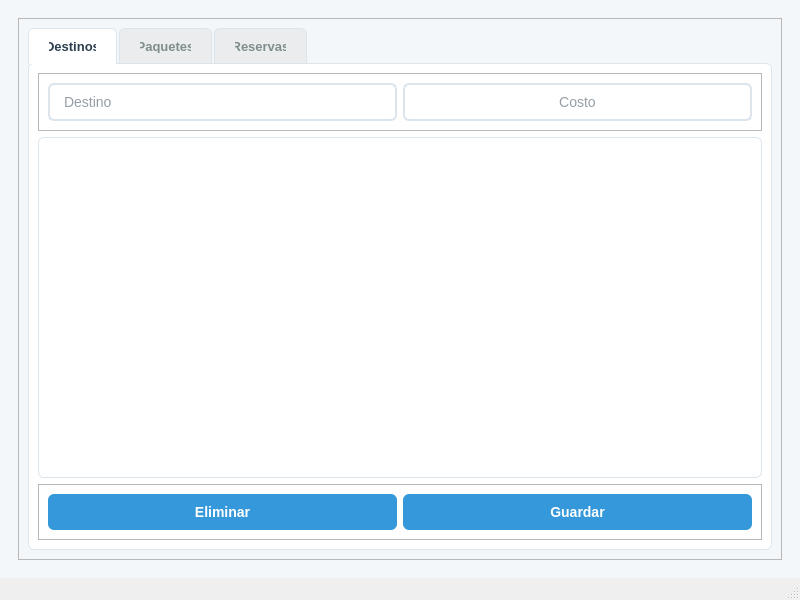
The window that main.ui (n1enkew/agencia-de-viajes) describes before a commit, drawn with Qt 5.
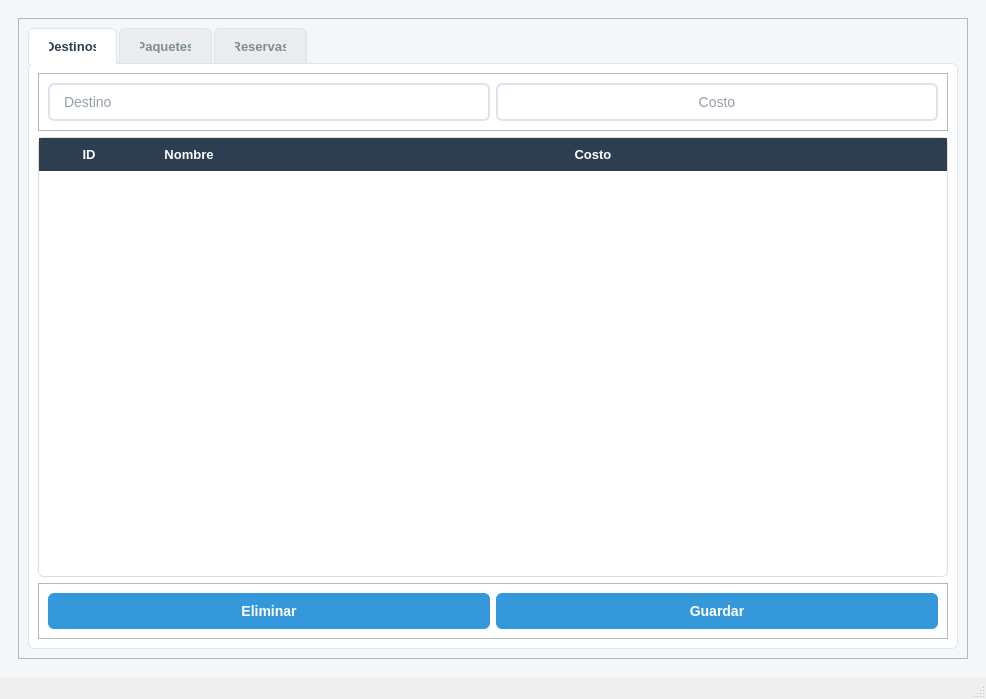
The same window after the commit.

Commit message:
Add cursor cleanup and enhance table styling
Improve resource management by ensuring cursors are properly closed in all database operations using try-finally blocks. Enhance the travel destinations table with professional styling, headers, and proper column configuration. Resize main window and adjust UI colors. Add MySQL Workbench database model files. Improve variable naming for password clarity.

```diff
--- a/main.ui
+++ b/main.ui
@@ -6,8 +6,8 @@
    <rect>
     <x>0</x>
     <y>0</y>
-    <width>800</width>
-    <height>600</height>
+    <width>986</width>
+    <height>699</height>
    </rect>
   </property>
   <property name="windowTitle">
@@ -27,7 +27,7 @@
 QLabel {
     font-size: 14px;
     font-weight: bold;
-    color: #2C3E50;
+    color: black;
 }
 
 /* Título principal del Login */
@@ -345,7 +345,79 @@
                 </widget>
                </item>
                <item>
-                <widget class="QTableWidget" name="tabla_destinos"/>
+                <widget class="QTableWidget" name="tabla_destinos">
+                 <property name="styleSheet">
+                  <string notr="true">QTableWidget {
+    background-color: #ffffff;
+    border: 1px solid #dcdde1;
+    border-radius: 6px;
+    gridline-color: #f5f6fa;
+    font-size: 13px;
+    color: #2f3640;
+    selection-background-color: #3498db;
+    selection-color: #ffffff;
+}
+
+QHeaderView::section {
+    background-color: #2c3e50;
+    color: #ffffff;
+    padding: 6px;
+    border: 1px solid #2c3e50;
+    font-weight: bold;
+    font-size: 13px;
+}
+
+QTableWidget::item {
+    padding: 4px;
+}
+
+QScrollBar:vertical {
+    border: none;
+    background: #f5f6fa;
+    width: 10px;
+    border-radius: 5px;
+}
+
+QScrollBar::handle:vertical {
+    background: #bdc3c7;
+    border-radius: 5px;
+}
+
+QScrollBar::handle:vertical:hover {
+    background: #7f8c8d;
+}</string>
+                 </property>
+                 <property name="showGrid">
+                  <bool>true</bool>
+                 </property>
+                 <property name="rowCount">
+                  <number>0</number>
+                 </property>
+                 <property name="columnCount">
+                  <number>3</number>
+                 </property>
+                 <attribute name="horizontalHeaderStretchLastSection">
+                  <bool>true</bool>
+                 </attribute>
+                 <attribute name="verticalHeaderStretchLastSection">
+                  <bool>false</bool>
+                 </attribute>
+                 <column>
+                  <property name="text">
+                   <string>ID</string>
+                  </property>
+                 </column>
+                 <column>
+                  <property name="text">
+                   <string>Nombre</string>
+                  </property>
+                 </column>
+                 <column>
+                  <property name="text">
+                   <string>Costo</string>
+                  </property>
+                 </column>
+                </widget>
                </item>
                <item>
                 <widget class="QFrame" name="frame_7">
```
The commit also changes 4 other files.
